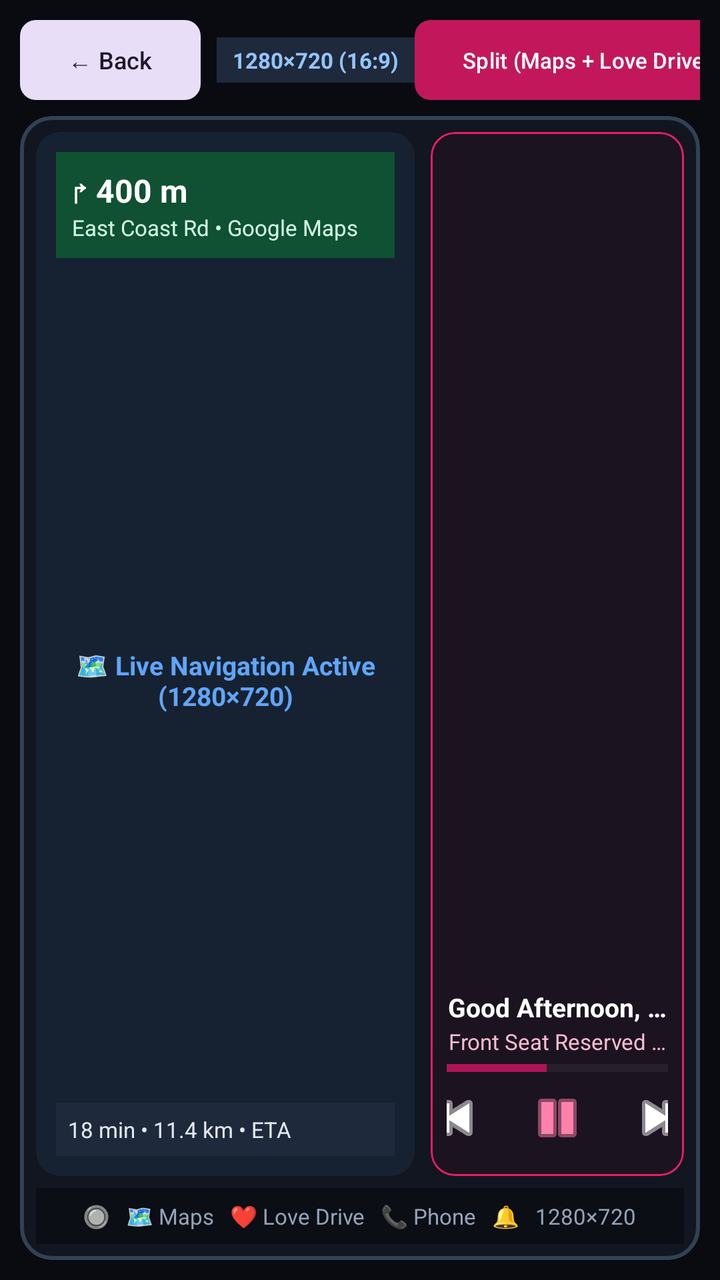
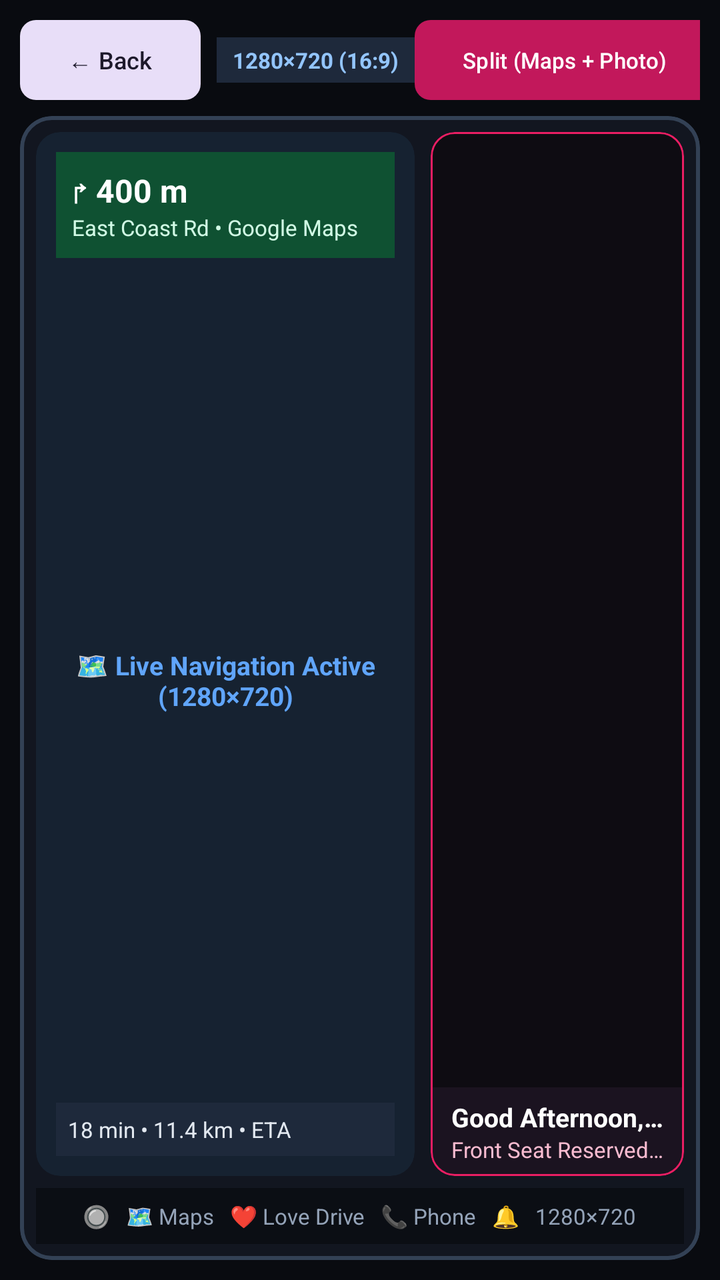

Two renders of the same Android screen: before a commit and after it. Below are the layout's source before the change and the commit's diff.
<!-- AndroidManifest.xml: application theme Theme.LoveDrive -->
<!-- res/layout/activity_head_unit_preview.xml -->
<?xml version="1.0" encoding="utf-8"?>
<LinearLayout xmlns:android="http://schemas.android.com/apk/res/android"
    xmlns:app="http://schemas.android.com/apk/res-auto"
    android:layout_width="match_parent"
    android:layout_height="match_parent"
    android:orientation="vertical"
    android:padding="10dp"
    android:background="#090B10">

    
    <LinearLayout
        android:layout_width="match_parent"
        android:layout_height="wrap_content"
        android:gravity="center_vertical"
        android:orientation="horizontal">

        <com.google.android.material.button.MaterialButton
            android:id="@+id/btnBack"
            style="@style/Widget.Material3.Button.TonalButton"
            android:layout_width="wrap_content"
            android:layout_height="40dp"
            android:insetTop="0dp"
            android:insetBottom="0dp"
            android:text="← Back"
            android:textSize="12sp"
            app:cornerRadius="8dp" />

        <TextView
            android:layout_width="wrap_content"
            android:layout_height="wrap_content"
            android:layout_marginStart="8dp"
            android:background="#1E293B"
            android:paddingHorizontal="8dp"
            android:paddingVertical="4dp"
            android:text="1280×720 (16:9)"
            android:textColor="#93C5FD"
            android:textSize="11sp"
            android:textStyle="bold" />

        <View
            android:layout_width="0dp"
            android:layout_height="1dp"
            android:layout_weight="1" />

        <com.google.android.material.button.MaterialButton
            android:id="@+id/btnModeSplit"
            android:layout_width="wrap_content"
            android:layout_height="40dp"
            android:insetTop="0dp"
            android:insetBottom="0dp"
            android:layout_marginEnd="6dp"
            android:text="Split (Maps + Love Drive)"
            android:textSize="11sp"
            app:cornerRadius="8dp" />

        <com.google.android.material.button.MaterialButton
            android:id="@+id/btnModeFull"
            style="@style/Widget.Material3.Button.TonalButton"
            android:layout_width="wrap_content"
            android:layout_height="40dp"
            android:insetTop="0dp"
            android:insetBottom="0dp"
            android:text="Full Screen"
            android:textSize="11sp"
            app:cornerRadius="8dp" />
    </LinearLayout>

    
    <FrameLayout
        android:layout_width="match_parent"
        android:layout_height="0dp"
        android:layout_weight="1"
        android:layout_marginTop="8dp">

        <com.google.android.material.card.MaterialCardView
            android:id="@+id/headUnitFrame"
            android:layout_width="match_parent"
            android:layout_height="match_parent"
            android:layout_gravity="center"
            app:cardBackgroundColor="#121620"
            app:cardCornerRadius="16dp"
            app:strokeColor="#334155"
            app:strokeWidth="2dp">

            <LinearLayout
                android:layout_width="match_parent"
                android:layout_height="match_parent"
                android:orientation="vertical"
                android:padding="8dp">

                
                <LinearLayout
                    android:layout_width="match_parent"
                    android:layout_height="0dp"
                    android:layout_weight="1"
                    android:orientation="horizontal">

                    
                    <com.google.android.material.card.MaterialCardView
                        android:id="@+id/panelMaps"
                        android:layout_width="0dp"
                        android:layout_height="match_parent"
                        android:layout_weight="1.5"
                        android:layout_marginEnd="8dp"
                        app:cardBackgroundColor="#162231"
                        app:cardCornerRadius="12dp"
                        app:strokeWidth="0dp">

                        <LinearLayout
                            android:layout_width="match_parent"
                            android:layout_height="match_parent"
                            android:orientation="vertical"
                            android:padding="10dp">

                            <LinearLayout
                                android:layout_width="match_parent"
                                android:layout_height="wrap_content"
                                android:background="#0F5132"
                                android:orientation="vertical"
                                android:padding="8dp">

                                <TextView
                                    android:layout_width="wrap_content"
                                    android:layout_height="wrap_content"
                                    android:text="↱ 400 m"
                                    android:textColor="#FFFFFF"
                                    android:textSize="16sp"
                                    android:textStyle="bold" />

                                <TextView
                                    android:layout_width="wrap_content"
                                    android:layout_height="wrap_content"
                                    android:text="East Coast Rd • Google Maps"
                                    android:textColor="#D1FAE5"
                                    android:textSize="11sp" />
                            </LinearLayout>

                            <View
                                android:layout_width="match_parent"
                                android:layout_height="0dp"
                                android:layout_weight="1" />

                            <TextView
                                android:layout_width="match_parent"
                                android:layout_height="wrap_content"
                                android:gravity="center"
                                android:text="🗺️ Live Navigation Active (1280×720)"
                                android:textColor="#60A5FA"
                                android:textSize="13sp"
                                android:textStyle="bold" />

                            <View
                                android:layout_width="match_parent"
                                android:layout_height="0dp"
                                android:layout_weight="1" />

                            <TextView
                                android:layout_width="match_parent"
                                android:layout_height="wrap_content"
                                android:background="#1E293B"
                                android:padding="6dp"
                                android:text="18 min • 11.4 km • ETA"
                                android:textColor="#E2E8F0"
                                android:textSize="11sp" />
                        </LinearLayout>
                    </com.google.android.material.card.MaterialCardView>

                    
                    <com.google.android.material.card.MaterialCardView
                        android:id="@+id/panelLoveDrive"
                        android:layout_width="0dp"
                        android:layout_height="match_parent"
                        android:layout_weight="1"
                        app:cardBackgroundColor="#1B1320"
                        app:cardCornerRadius="12dp"
                        app:strokeColor="#E91E63"
                        app:strokeWidth="1dp">

                        <LinearLayout
                            android:layout_width="match_parent"
                            android:layout_height="match_parent"
                            android:gravity="center_horizontal"
                            android:orientation="vertical"
                            android:padding="8dp">

                            <ImageView
                                android:id="@+id/ivCarPhoto"
                                android:layout_width="match_parent"
                                android:layout_height="0dp"
                                android:layout_weight="1"
                                android:scaleType="fitCenter"
                                android:contentDescription="Head unit photo preview" />

                            <TextView
                                android:id="@+id/tvCarTitle"
                                android:layout_width="match_parent"
                                android:layout_height="wrap_content"
                                android:layout_marginTop="4dp"
                                android:ellipsize="end"
                                android:gravity="center"
                                android:maxLines="1"
                                android:text="Good Afternoon, Kayalvizhi 🌤️"
                                android:textColor="#FFFFFF"
                                android:textSize="13sp"
                                android:textStyle="bold" />

                            <TextView
                                android:id="@+id/tvCarSubtitle"
                                android:layout_width="match_parent"
                                android:layout_height="wrap_content"
                                android:layout_marginTop="1dp"
                                android:ellipsize="end"
                                android:gravity="center"
                                android:maxLines="1"
                                android:text="Front Seat Reserved for Kayalvizhi ❤️"
                                android:textColor="#F8BBD0"
                                android:textSize="11sp" />

                            <ProgressBar
                                android:id="@+id/pbCarSeekbar"
                                style="?android:attr/progressBarStyleHorizontal"
                                android:layout_width="match_parent"
                                android:layout_height="4dp"
                                android:layout_marginTop="4dp"
                                android:max="100"
                                android:progress="45" />

                            <LinearLayout
                                android:layout_width="match_parent"
                                android:layout_height="wrap_content"
                                android:layout_marginTop="2dp"
                                android:gravity="center"
                                android:orientation="horizontal">

                                <ImageButton
                                    android:id="@+id/btnCarPrev"
                                    android:layout_width="38dp"
                                    android:layout_height="38dp"
                                    android:background="?attr/selectableItemBackgroundBorderless"
                                    android:contentDescription="Previous photo"
                                    android:src="@android:drawable/ic_media_previous"
                                    app:tint="#FFFFFF" />

                                <ImageButton
                                    android:id="@+id/btnCarPlayPause"
                                    android:layout_width="42dp"
                                    android:layout_height="42dp"
                                    android:layout_marginHorizontal="10dp"
                                    android:background="?attr/selectableItemBackgroundBorderless"
                                    android:contentDescription="Play or pause"
                                    android:src="@android:drawable/ic_media_pause"
                                    app:tint="#FF80AB" />

                                <ImageButton
                                    android:id="@+id/btnCarNext"
                                    android:layout_width="38dp"
                                    android:layout_height="38dp"
                                    android:background="?attr/selectableItemBackgroundBorderless"
                                    android:contentDescription="Next photo"
                                    android:src="@android:drawable/ic_media_next"
                                    app:tint="#FFFFFF" />
                            </LinearLayout>
                        </LinearLayout>
                    </com.google.android.material.card.MaterialCardView>
                </LinearLayout>

                
                <LinearLayout
                    android:layout_width="match_parent"
                    android:layout_height="28dp"
                    android:layout_marginTop="6dp"
                    android:background="#0B0E14"
                    android:gravity="center"
                    android:orientation="horizontal">

                    <TextView
                        android:layout_width="wrap_content"
                        android:layout_height="wrap_content"
                        android:text="🔘   🗺️ Maps   ❤️ Love Drive   📞 Phone   🔔   1280×720"
                        android:textColor="#94A3B8"
                        android:textSize="11sp" />
                </LinearLayout>
            </LinearLayout>
        </com.google.android.material.card.MaterialCardView>
    </FrameLayout>
</LinearLayout>
<!-- resources referenced by this layout -->
<resources>
  <style name="Theme.LoveDrive" parent="Theme.Material3.DayNight.NoActionBar">
          <item name="colorPrimary">#C2185B</item>
          <item name="colorOnPrimary">#FFFFFF</item>
          <item name="colorSecondary">#AD1457</item>
          <item name="android:statusBarColor">#880E4F</item>
      </style>
</resources>

<!-- the commit's change to res/layout/activity_head_unit_preview.xml (unified diff, before → after) -->
@@ -49,7 +49,7 @@
             android:insetTop="0dp"
             android:insetBottom="0dp"
             android:layout_marginEnd="6dp"
-            android:text="Split (Maps + Love Drive)"
+            android:text="Split (Maps + Photo)"
             android:textSize="11sp"
             app:cornerRadius="8dp" />
 
@@ -60,7 +60,7 @@
             android:layout_height="40dp"
             android:insetTop="0dp"
             android:insetBottom="0dp"
-            android:text="Full Screen"
+            android:text="Full Photo"
             android:textSize="11sp"
             app:cornerRadius="8dp" />
     </LinearLayout>
@@ -171,7 +171,7 @@
                         android:layout_width="0dp"
                         android:layout_height="match_parent"
                         android:layout_weight="1"
-                        app:cardBackgroundColor="#1B1320"
+                        app:cardBackgroundColor="#0E0C12"
                         app:cardCornerRadius="12dp"
                         app:strokeColor="#E91E63"
                         app:strokeWidth="1dp">
@@ -179,9 +179,7 @@
                         <LinearLayout
                             android:layout_width="match_parent"
                             android:layout_height="match_parent"
-                            android:gravity="center_horizontal"
-                            android:orientation="vertical"
-                            android:padding="8dp">
+                            android:orientation="vertical">
 
                             <ImageView
                                 android:id="@+id/ivCarPhoto"
@@ -189,76 +187,38 @@
                                 android:layout_height="0dp"
                                 android:layout_weight="1"
                                 android:scaleType="fitCenter"
-                                android:contentDescription="Head unit photo preview" />
-
-                            <TextView
-                                android:id="@+id/tvCarTitle"
-                                android:layout_width="match_parent"
-                                android:layout_height="wrap_content"
-                                android:layout_marginTop="4dp"
-                                android:ellipsize="end"
-                                android:gravity="center"
-                                android:maxLines="1"
-                                android:text="Good Afternoon, Kayalvizhi 🌤️"
-                                android:textColor="#FFFFFF"
-                                android:textSize="13sp"
-                                android:textStyle="bold" />
-
-                            <TextView
-                                android:id="@+id/tvCarSubtitle"
-                                android:layout_width="match_parent"
-                                android:layout_height="wrap_content"
-                                android:layout_marginTop="1dp"
-                                android:ellipsize="end"
-                                android:gravity="center"
-                                android:maxLines="1"
-                                android:text="Front Seat Reserved for Kayalvizhi ❤️"
-                                android:textColor="#F8BBD0"
-                                android:textSize="11sp" />
-
-                            <ProgressBar
-                                android:id="@+id/pbCarSeekbar"
-                                style="?android:attr/progressBarStyleHorizontal"
-                                android:layout_width="match_parent"
-                                android:layout_height="4dp"
-                                android:layout_marginTop="4dp"
-                                android:max="100"
-                                android:progress="45" />
+                                android:contentDescription="Full uncropped photo" />
 
                             <LinearLayout
                                 android:layout_width="match_parent"
                                 android:layout_height="wrap_content"
-                                android:layout_marginTop="2dp"
-                                android:gravity="center"
-                                android:orientation="horizontal">
-
-                                <ImageButton
-                                    android:id="@+id/btnCarPrev"
-                                    android:layout_width="38dp"
-                                    android:layout_height="38dp"
-                                    android:background="?attr/selectableItemBackgroundBorderless"
-                                    android:contentDescription="Previous photo"
-                                    android:src="@android:drawable/ic_media_previous"
-                                    app:tint="#FFFFFF" />
-
-                                <ImageButton
-                                    android:id="@+id/btnCarPlayPause"
-                                    android:layout_width="42dp"
-                                    android:layout_height="42dp"
-                                    android:layout_marginHorizontal="10dp"
-                                    android:background="?attr/selectableItemBackgroundBorderless"
-                                    android:contentDescription="Play or pause"
-                                    android:src="@android:drawable/ic_media_pause"
-                                    app:tint="#FF80AB" />
-
-                                <ImageButton
-                                    android:id="@+id/btnCarNext"
-                                    android:layout_width="38dp"
-                                    android:layout_height="38dp"
-                                    android:background="?attr/selectableItemBackgroundBorderless"
-                                    android:contentDescription="Next photo"
-                                    android:src="@android:drawable/ic_media_next"
-                                    app:tint="#FFFFFF" />
+                                android:background="#1B1320"
+                                android:orientation="vertical"
+                                android:paddingHorizontal="10dp"
+                                android:paddingVertical="6dp">
+
+                                <TextView
+                                    android:id="@+id/tvCarTitle"
+                                    android:layout_width="match_parent"
+                                    android:layout_height="wrap_content"
+                                    android:ellipsize="end"
+                                    android:gravity="center"
+                                    android:maxLines="1"
+                                    android:text="Good Afternoon, Kayalvizhi 🌤️"
+                                    android:textColor="#FFFFFF"
+                                    android:textSize="13sp"
+                                    android:textStyle="bold" />
+
+                                <TextView
+                                    android:id="@+id/tvCarSubtitle"
+                                    android:layout_width="match_parent"
+                                    android:layout_height="wrap_content"
+                                    android:ellipsize="end"
+                                    android:gravity="center"
+                                    android:maxLines="1"
+                                    android:text="Front Seat Reserved for Kayalvizhi ❤️"
+                                    android:textColor="#F8BBD0"
+                                    android:textSize="11sp" />
                             </LinearLayout>
                         </LinearLayout>
                     </com.google.android.material.card.MaterialCardView>
